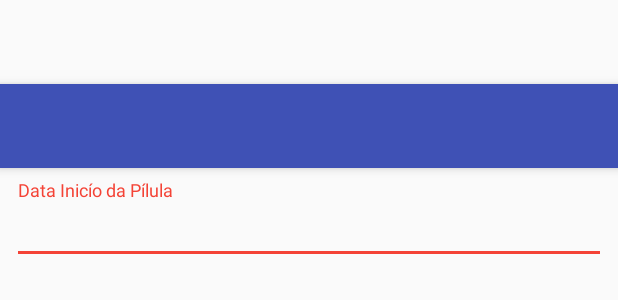
After one commit to victorminerva/keepinmind-app, an Android app: the layout activity_update_dados.xml on its own in the app's theme, with its tools: preview values and no code run, on a phone screen of 412 x 824 dp. The commit adds this screen. Shown: the top 300 px of the screen. Run offline under Robolectric (Android 15) with nearby library versions, the phone set to English and light mode, and no system bars.

Commit message:
Criação da activity de upade dos dados

```diff
--- a/app/build.gradle
+++ b/app/build.gradle
@@ -27,4 +27,5 @@ dependencies {
     compile 'com.android.support:support-v4:24.2.0'
     compile 'com.android.support:support-annotations:24.2.0'
     compile 'io.realm:realm-android:0.84.1'
+    compile 'com.wdullaer:materialdatetimepicker:2.3.0'
 }
--- a/app/src/main/AndroidManifest.xml
+++ b/app/src/main/AndroidManifest.xml
@@ -35,7 +35,12 @@
         </activity>
         <activity
             android:name=".activity.SettingsActivity"
+            android:configChanges="keyboardHidden|orientation|screenSize"
             android:label="@string/title_activity_settings"
+            android:theme="@style/AppTheme.NoActionBar" />
+        <activity
+            android:name=".activity.UpdateDadosActivity"
+            android:label="@string/title_activity_update_dados"
             android:configChanges="keyboardHidden|orientation|screenSize"
             android:theme="@style/AppTheme.NoActionBar"></activity>
     </application>
--- a/app/src/main/java/app/minervati/com/br/keepinmind/activity/HomeActivity.java
+++ b/app/src/main/java/app/minervati/com/br/keepinmind/activity/HomeActivity.java
@@ -1,6 +1,5 @@
 package app.minervati.com.br.keepinmind.activity;
 
-import android.content.Intent;
 import android.os.Bundle;
 import android.view.Menu;
 import android.view.MenuItem;
@@ -41,6 +40,8 @@ public class HomeActivity extends HomeActivityAbstract {
                 this.finish();
                 break;
             case R.id.action_edit:
+                startActivity(updateActivity);
+                this.finish();
                 break;
         }
 
--- a/app/src/main/java/app/minervati/com/br/keepinmind/activity/HomeActivityAbstract.java
+++ b/app/src/main/java/app/minervati/com/br/keepinmind/activity/HomeActivityAbstract.java
@@ -32,6 +32,7 @@ public class HomeActivityAbstract extends AppCompatActivity {
     protected ViewPagerAdapter mViewPagerAdapter;
 
     protected Intent           settingsActivity;
+    protected Intent            updateActivity;
 
     protected void init(){
         mToolbar            = (Toolbar) findViewById(R.id.toolbar);
@@ -48,7 +49,8 @@ public class HomeActivityAbstract extends AppCompatActivity {
         mViewPagerAdapter.addFrag(CalendarFragment.newInstance(extras), "");
         mViewPagerAdapter.addFrag(AlertsFragment.newInstance("", ""), "");
 
-        settingsActivity = new Intent(this, SettingsActivity.class);
+        settingsActivity            = new Intent(this, SettingsActivity.class);
+        updateActivity              = new Intent(this, UpdateDadosActivity.class);
     }
 
     protected void setupViewPager(ViewPager viewPager) {
--- /dev/null
+++ b/app/src/main/res/layout/activity_update_dados.xml
@@ -0,0 +1,26 @@
+<?xml version="1.0" encoding="utf-8"?>
+<android.support.design.widget.CoordinatorLayout xmlns:android="http://schemas.android.com/apk/res/android"
+    xmlns:app="http://schemas.android.com/apk/res-auto"
+    xmlns:tools="http://schemas.android.com/tools"
+    android:layout_width="match_parent"
+    android:layout_height="match_parent"
+    android:fitsSystemWindows="true"
+    tools:context="app.minervati.com.br.keepinmind.activity.UpdateDadosActivity">
+
+    <android.support.design.widget.AppBarLayout
+        android:layout_width="match_parent"
+        android:layout_height="wrap_content"
+        android:theme="@style/AppTheme.AppBarOverlay">
+
+        <android.support.v7.widget.Toolbar
+            android:id="@+id/toolbar"
+            android:layout_width="match_parent"
+            android:layout_height="?attr/actionBarSize"
+            android:background="?attr/colorPrimary"
+            app:popupTheme="@style/AppTheme.PopupOverlay" />
+
+    </android.support.design.widget.AppBarLayout>
+
+    <include layout="@layout/content_update_dados" />
+
+</android.support.design.widget.CoordinatorLayout>
--- /dev/null
+++ b/app/src/main/res/layout/content_update_dados.xml
@@ -0,0 +1,66 @@
+<?xml version="1.0" encoding="utf-8"?>
+<ScrollView xmlns:android="http://schemas.android.com/apk/res/android"
+    xmlns:app="http://schemas.android.com/apk/res-auto"
+    xmlns:tools="http://schemas.android.com/tools"
+    android:layout_width="match_parent"
+    android:layout_height="match_parent"
+    app:layout_behavior="@string/appbar_scrolling_view_behavior"
+    tools:context="app.minervati.com.br.keepinmind.activity.UpdateDadosActivity"
+    tools:showIn="@layout/activity_update_dados">
+
+    <LinearLayout
+        android:layout_width="match_parent"
+        android:layout_height="match_parent"
+        android:orientation="vertical"
+        android:padding="@dimen/activity_horizontal_margin_normal">
+
+        <android.support.design.widget.TextInputLayout
+            android:id="@+id/input_layout_data"
+            android:layout_width="match_parent"
+            android:layout_height="wrap_content">
+
+            <EditText
+                android:id="@+id/input_data"
+                android:layout_width="match_parent"
+                android:layout_height="wrap_content"
+                android:hint="Data Inicío da Pílula"
+                android:inputType="date"
+                android:singleLine="true" />
+        </android.support.design.widget.TextInputLayout>
+
+        <!--<android.support.design.widget.TextInputLayout
+            android:id="@+id/input_layout_ciclo"
+            android:layout_width="match_parent"
+            android:layout_height="wrap_content">
+
+            <EditText
+                android:id="@+id/input_ciclo"
+                android:layout_width="match_parent"
+                android:layout_height="wrap_content"
+                android:hint="Duração Ciclo"
+                android:inputType="number" />
+        </android.support.design.widget.TextInputLayout>
+
+        <android.support.design.widget.TextInputLayout
+            android:id="@+id/input_layout_menstr"
+            android:layout_width="match_parent"
+            android:layout_height="wrap_content">
+
+            <EditText
+                android:id="@+id/input_menstr"
+                android:layout_width="match_parent"
+                android:layout_height="wrap_content"
+                android:hint="Duração da Menstruação"
+                android:inputType="number" />
+        </android.support.design.widget.TextInputLayout>-->
+
+        <!--<Button
+            android:id="@+id/btn_atualiza_dado"
+            android:layout_width="match_parent"
+            android:layout_height="match_parent"
+            android:layout_gravity="bottom"
+            android:text="@string/btn_atualizar_dados"/>-->
+
+    </LinearLayout>
+
+</ScrollView>
--- a/app/src/main/res/values/strings.xml
+++ b/app/src/main/res/values/strings.xml
@@ -63,4 +63,7 @@
     <string name="definicoes">Definições</string>
     <string name="definicoes_subtitle">Clique aqui para alterar os dados.</string>
     <string name="editar_dados">Editar dados</string>
+    <string name="alterar_dados">Alterar dados</string>
+    <string name="btn_atualizar_dados">Atualizar dados</string>
+    <string name="title_activity_update_dados">Alterar Dados</string>
 </resources>
```
Also changed, not shown: app/src/main/java/app/minervati/com/br/keepinmind/activity/UpdateDadosActivity.java (added, +61 -0 lines), app/src/main/java/app/minervati/com/br/keepinmind/activity/UpdateDadosActivityAbstract.java (added, +64 -0 lines), app/src/main/res/drawable/ic_menu_save.xml (added, +11 -0 lines), app/src/main/res/menu/menu_update_dados.xml (added, +13 -0 lines).
